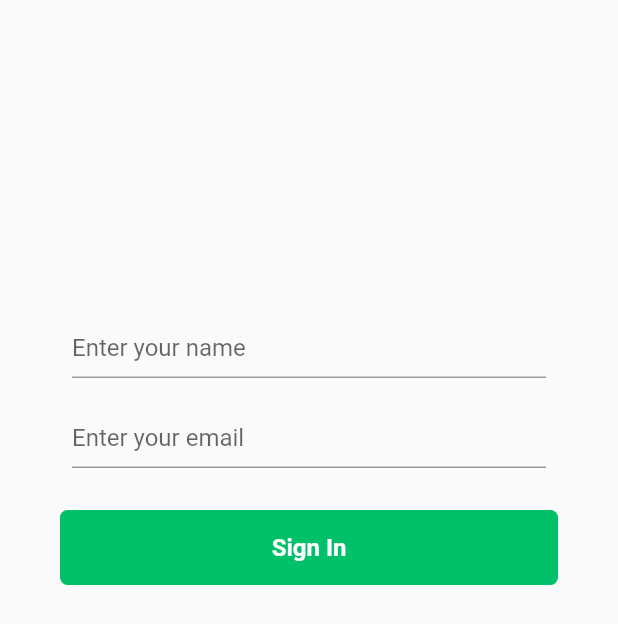
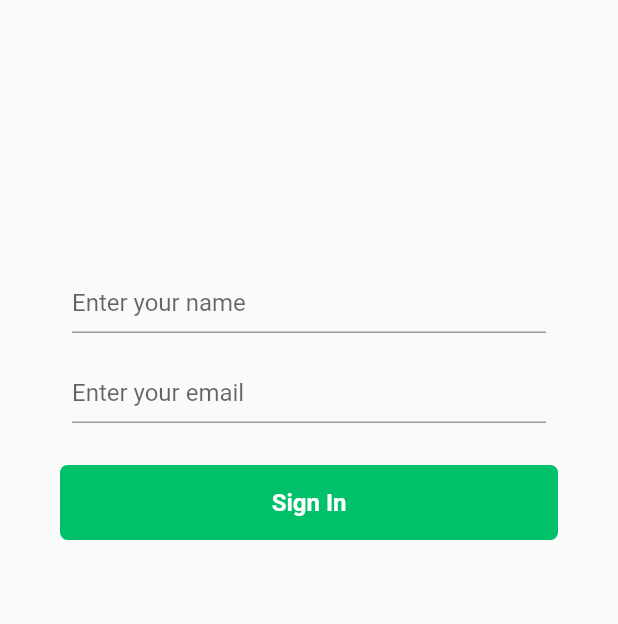
Before and after one commit to SinachPat/practic-flutter, a Flutter app: the screen it shows after launch, on a phone screen of 412 x 824 dp. Shown: the top 624 px of the screen. Run offline on Flutter 3.47's test engine with Material 2 defaults, Android fonts, the phone set to English and light mode, and no system bars.

Commit message:
learnt about TextFormField, Margin, Padding

```diff
--- a/lib/main.dart
+++ b/lib/main.dart
@@ -24,7 +24,7 @@ class MyButton extends StatelessWidget {
       child: Column(
         children: [
           const SizedBox(
-            height: 200.0,
+            height: 170.0,
           ),
           Container(
             height: 60.0,
```
Also changed, not shown: lib/academy.png (added).
